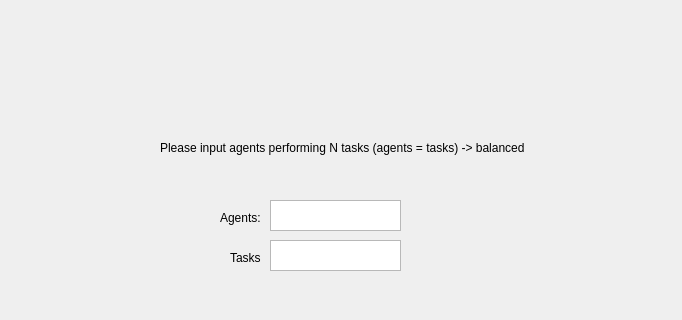
The window that mainwindow.ui (rumenyavorov/assignment-problem) describes before a commit, drawn with Qt 5; both pictures show x 0 to 682 and y 0 to 320 of the 682 by 512 pixel window.
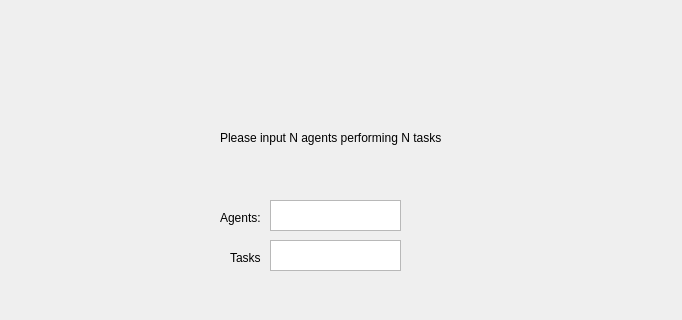
The same window after the commit.

Commit message: - add more comments - change main window label

What changed in the file:
```diff
--- a/mainwindow.ui
+++ b/mainwindow.ui
@@ -53,14 +53,14 @@
    <widget class="QLabel" name="label">
     <property name="geometry">
      <rect>
-      <x>160</x>
-      <y>140</y>
-      <width>371</width>
+      <x>220</x>
+      <y>130</y>
+      <width>221</width>
       <height>16</height>
      </rect>
     </property>
     <property name="text">
-     <string>Please input agents performing N tasks (agents = tasks) -&gt; balanced</string>
+     <string>Please input N agents performing N tasks</string>
     </property>
    </widget>
    <widget class="QPlainTextEdit" name="tasksText">
```
Left out of the diff: 3 changed lines with no effect on the pictures. The commit also changes 3 other files.
